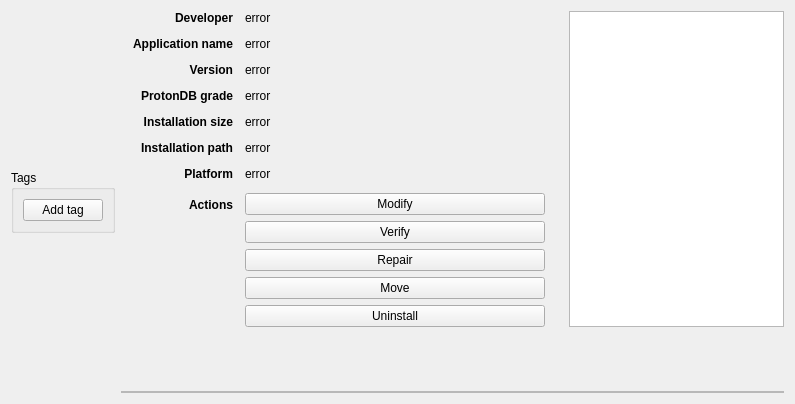
This is rare/ui/components/tabs/library/details/details.ui in RareDevs/Rare as Qt 5 draws it before an edit. The edited form follows.
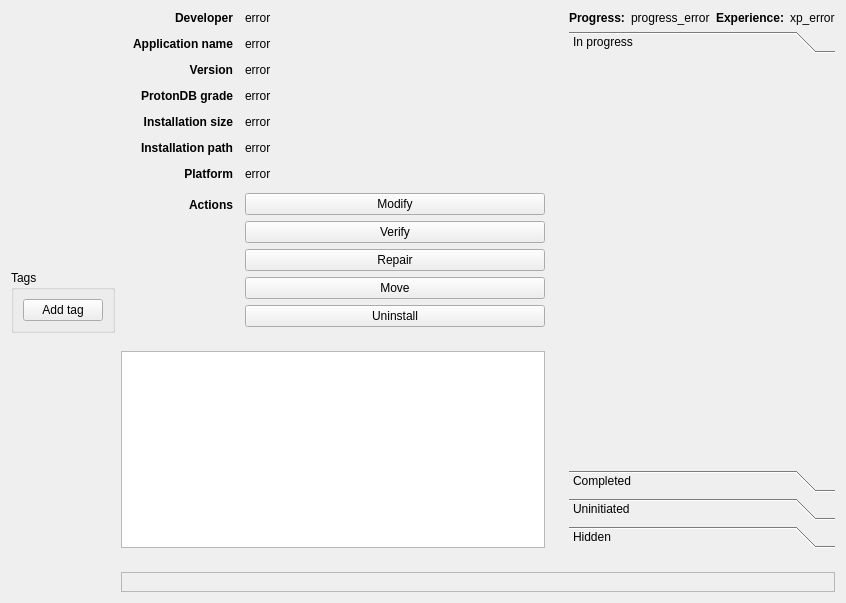
This is the edited form.

Commit message: GameDetails: add achievements

Patch:
```diff
--- a/rare/ui/components/tabs/library/details/details.ui
+++ b/rare/ui/components/tabs/library/details/details.ui
@@ -6,8 +6,8 @@
    <rect>
     <x>0</x>
     <y>0</y>
-    <width>795</width>
-    <height>404</height>
+    <width>842</width>
+    <height>603</height>
    </rect>
   </property>
   <property name="windowTitle">
@@ -53,7 +53,7 @@
     </layout>
    </item>
    <item>
-    <layout class="QGridLayout" name="right_layout" rowstretch="0,1" columnstretch="0,1">
+    <layout class="QGridLayout" name="right_layout" rowstretch="0,1,0,0" columnstretch="0,1">
      <property name="spacing">
       <number>24</number>
      </property>
@@ -546,14 +546,14 @@
        </item>
       </layout>
      </item>
-     <item row="0" column="1">
-      <widget class="QTextBrowser" name="description_label">
+     <item row="1" column="0">
+      <widget class="QTextBrowser" name="description_field">
        <property name="openExternalLinks">
         <bool>true</bool>
        </property>
       </widget>
      </item>
-     <item row="1" column="0" colspan="2" alignment="Qt::AlignmentFlag::AlignBottom">
+     <item row="2" column="0" rowspan="2" colspan="2">
       <widget class="QFrame" name="requirements_group">
        <property name="frameShape">
         <enum>QFrame::Shape::StyledPanel</enum>
@@ -561,7 +561,12 @@
        <property name="frameShadow">
         <enum>QFrame::Shadow::Sunken</enum>
        </property>
-       <layout class="QHBoxLayout" name="requirements_layout">
+       <layout class="QHBoxLayout" name="requirements_layout"/>
+      </widget>
+     </item>
+     <item row="0" column="1" rowspan="2">
+      <widget class="QWidget" name="achievements_group" native="true">
+       <layout class="QVBoxLayout" name="achievements_layout">
         <property name="leftMargin">
          <number>0</number>
         </property>
@@ -574,6 +579,113 @@
         <property name="bottomMargin">
          <number>0</number>
         </property>
+        <item>
+         <layout class="QHBoxLayout" name="achievement_stats_layout" stretch="0,1,0,1">
+          <property name="leftMargin">
+           <number>0</number>
+          </property>
+          <property name="rightMargin">
+           <number>0</number>
+          </property>
+          <item>
+           <widget class="QLabel" name="progress_label">
+            <property name="font">
+             <font>
+              <bold>true</bold>
+             </font>
+            </property>
+            <property name="text">
+             <string>Progress:</string>
+            </property>
+           </widget>
+          </item>
+          <item>
+           <widget class="QLabel" name="progress_field">
+            <property name="text">
+             <string>progress_error</string>
+            </property>
+           </widget>
+          </item>
+          <item>
+           <widget class="QLabel" name="exp_label">
+            <property name="font">
+             <font>
+              <bold>true</bold>
+             </font>
+            </property>
+            <property name="text">
+             <string>Experience:</string>
+            </property>
+           </widget>
+          </item>
+          <item>
+           <widget class="QLabel" name="exp_field">
+            <property name="text">
+             <string>xp_error</string>
+            </property>
+           </widget>
+          </item>
+         </layout>
+        </item>
+        <item>
+         <widget class="QToolBox" name="achievements_toolbox">
+          <property name="currentIndex">
+           <number>0</number>
+          </property>
+          <widget class="QWidget" name="ach_progress_page">
+           <property name="geometry">
+            <rect>
+             <x>0</x>
+             <y>0</y>
+             <width>274</width>
+             <height>419</height>
+            </rect>
+           </property>
+           <attribute name="label">
+            <string>In progress</string>
+           </attribute>
+          </widget>
+          <widget class="QWidget" name="ach_completed_page">
+           <property name="geometry">
+            <rect>
+             <x>0</x>
+             <y>0</y>
+             <width>274</width>
+             <height>419</height>
+            </rect>
+           </property>
+           <attribute name="label">
+            <string>Completed</string>
+           </attribute>
+          </widget>
+          <widget class="QWidget" name="ach_uninitiated_page">
+           <property name="geometry">
+            <rect>
+             <x>0</x>
+             <y>0</y>
+             <width>274</width>
+             <height>419</height>
+            </rect>
+           </property>
+           <attribute name="label">
+            <string>Uninitiated</string>
+           </attribute>
+          </widget>
+          <widget class="QWidget" name="ach_hidden_page">
+           <property name="geometry">
+            <rect>
+             <x>0</x>
+             <y>0</y>
+             <width>274</width>
+             <height>419</height>
+            </rect>
+           </property>
+           <attribute name="label">
+            <string>Hidden</string>
+           </attribute>
+          </widget>
+         </widget>
+        </item>
        </layout>
       </widget>
      </item>
```
The commit also changes 5 other files.
